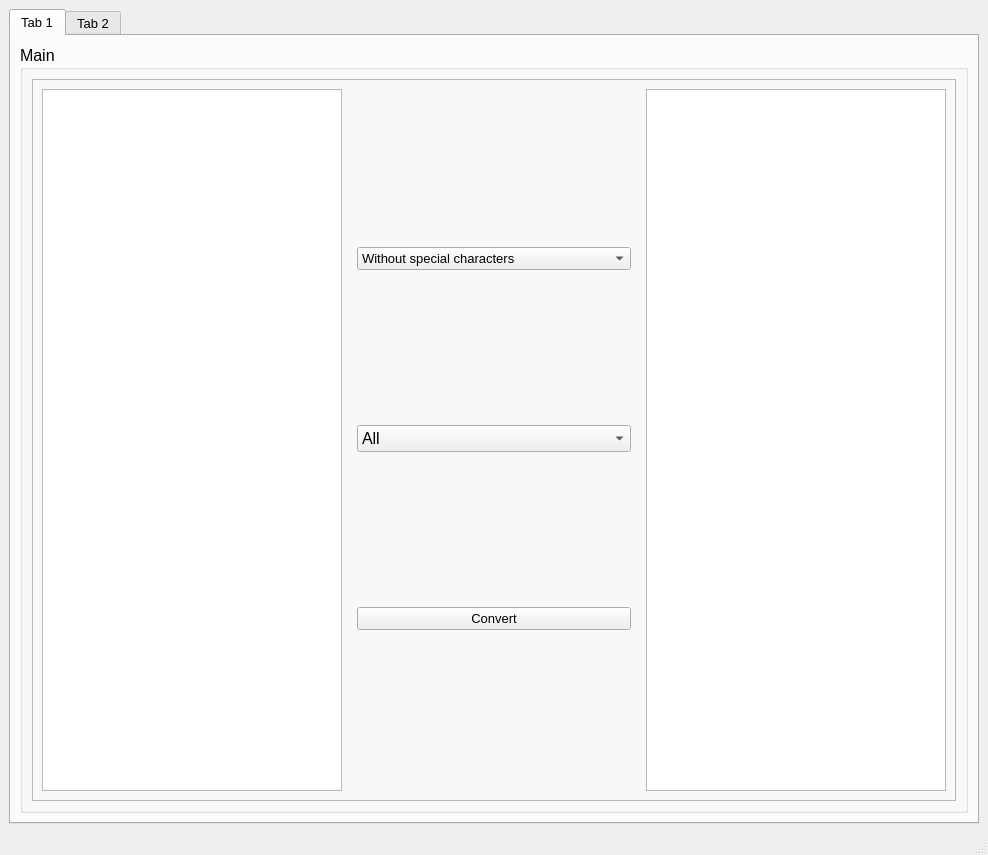
pphatt/qt5, file Random words Project/random1.ui: the form before one commit.
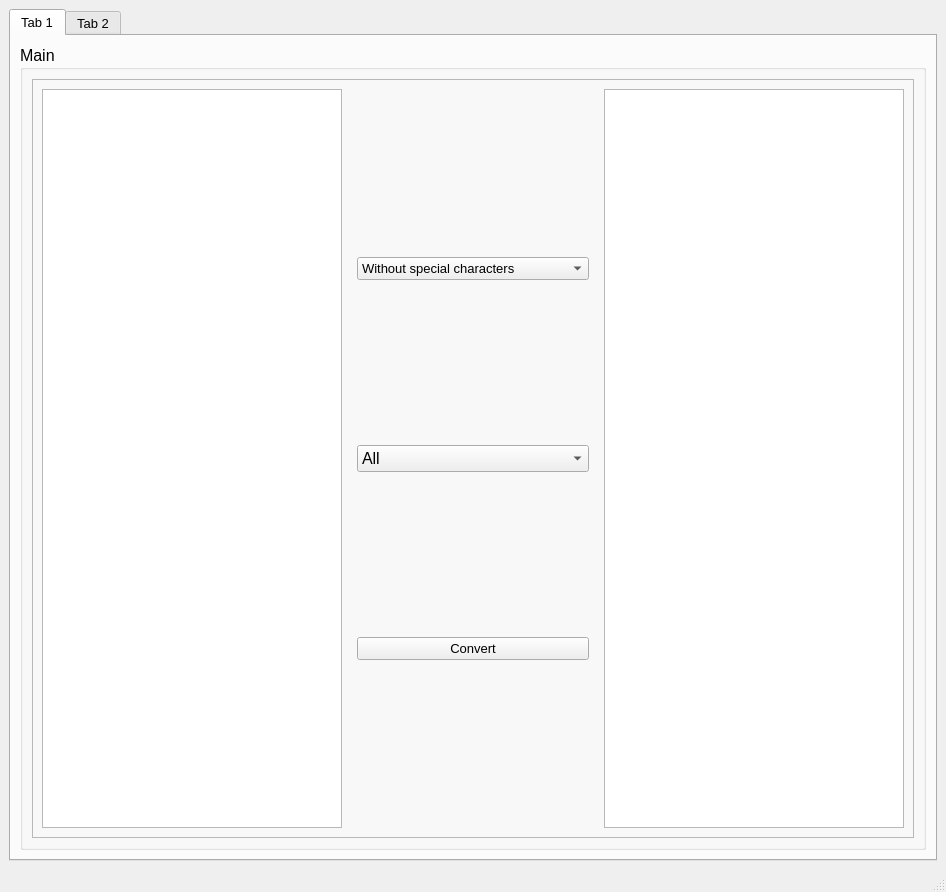
The form after the commit.

The edit to the form file:
```diff
--- a/Random words Project/random1.ui
+++ b/Random words Project/random1.ui
@@ -6,8 +6,8 @@
    <rect>
     <x>0</x>
     <y>0</y>
-    <width>984</width>
-    <height>855</height>
+    <width>944</width>
+    <height>892</height>
    </rect>
   </property>
   <property name="windowTitle">
@@ -73,6 +73,18 @@
                   <verstretch>0</verstretch>
                  </sizepolicy>
                 </property>
+                <property name="minimumSize">
+                 <size>
+                  <width>250</width>
+                  <height>727</height>
+                 </size>
+                </property>
+                <property name="maximumSize">
+                 <size>
+                  <width>300</width>
+                  <height>16777215</height>
+                 </size>
+                </property>
                 <layout class="QVBoxLayout" name="verticalLayout">
                  <item>
                   <widget class="QComboBox" name="optionbox">
@@ -84,7 +96,7 @@
                    </property>
                    <property name="minimumSize">
                     <size>
-                     <width>140</width>
+                     <width>100</width>
                      <height>22</height>
                     </size>
                    </property>
```
Left out of the diff: 2 changed lines with no effect on the pictures.
